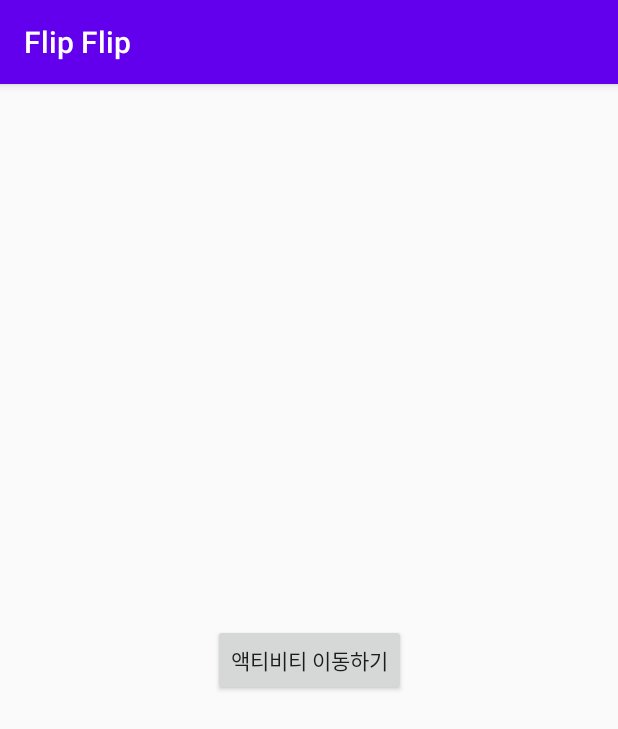
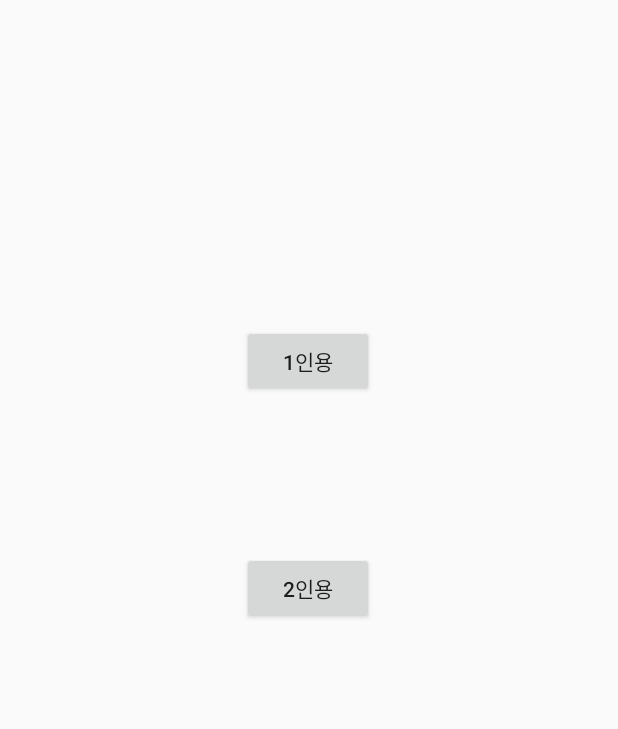
Before and after one commit to khsung0/Flip-Flip, an Android app: the screen it shows after launch (ModeSelectActivity), on a phone screen of 412 x 824 dp. Shown: the top 729 px of the screen. Run offline under Robolectric (Android 15) with nearby library versions, the phone set to English and light mode, and no system bars.

Commit message:
액션 바 제거, 액티비티 추가

```diff
--- a/app/src/main/AndroidManifest.xml
+++ b/app/src/main/AndroidManifest.xml
@@ -9,7 +9,8 @@
         android:roundIcon="@mipmap/ic_launcher_round"
         android:supportsRtl="true"
         android:theme="@style/AppTheme">
-        <activity android:name=".DifficultySelectActivity"></activity>
+        <activity android:name=".GameActivity"></activity>
+        <activity android:name=".DifficultySelectActivity" />
         <activity android:name=".ModeSelectActivity">
             <intent-filter>
                 <action android:name="android.intent.action.MAIN" />
--- a/app/src/main/java/com/example/flipflip/DifficultySelectActivity.java
+++ b/app/src/main/java/com/example/flipflip/DifficultySelectActivity.java
@@ -1,5 +1,6 @@
 package com.example.flipflip;
 
+import android.content.Intent;
 import android.support.v7.app.AppCompatActivity;
 import android.os.Bundle;
 
@@ -9,5 +10,8 @@ public class DifficultySelectActivity extends AppCompatActivity {
     protected void onCreate(Bundle savedInstanceState) {
         super.onCreate(savedInstanceState);
         setContentView(R.layout.activity_difficulty_select);
+
+        Intent intent = getIntent();
+        intent.getIntExtra("player",0);
     }
 }
--- a/app/src/main/res/layout/activity_mode_select.xml
+++ b/app/src/main/res/layout/activity_mode_select.xml
@@ -7,13 +7,28 @@
     tools:context=".ModeSelectActivity" >
 
     <Button
-        android:id="@+id/button2"
+        android:id="@+id/onePlayer"
         android:layout_width="wrap_content"
         android:layout_height="wrap_content"
         android:onClick="goToDifficultySelect"
-        android:text="액티비티 이동하기"
+        android:text="1인용"
         app:layout_constraintBottom_toBottomOf="parent"
         app:layout_constraintEnd_toEndOf="parent"
+        app:layout_constraintHorizontal_bias="0.498"
         app:layout_constraintStart_toStartOf="parent"
-        app:layout_constraintTop_toTopOf="parent" />
+        app:layout_constraintTop_toTopOf="parent"
+        app:layout_constraintVertical_bias="0.279" />
+
+    <Button
+        android:id="@+id/twoPlayer"
+        android:layout_width="wrap_content"
+        android:layout_height="wrap_content"
+        android:onClick="goToDifficultySelect"
+        android:text="2인용"
+        app:layout_constraintBottom_toBottomOf="parent"
+        app:layout_constraintEnd_toEndOf="parent"
+        app:layout_constraintHorizontal_bias="0.498"
+        app:layout_constraintStart_toStartOf="parent"
+        app:layout_constraintTop_toTopOf="parent"
+        app:layout_constraintVertical_bias="0.474" />
 </android.support.constraint.ConstraintLayout>
--- a/app/src/main/res/values/styles.xml
+++ b/app/src/main/res/values/styles.xml
@@ -1,7 +1,7 @@
 <resources>
 
     <!-- Base application theme. -->
-    <style name="AppTheme" parent="Theme.AppCompat.Light.DarkActionBar">
+    <style name="AppTheme" parent="Theme.AppCompat.Light.NoActionBar">
         <!-- Customize your theme here. -->
         <item name="colorPrimary">@color/colorPrimary</item>
         <item name="colorPrimaryDark">@color/colorPrimaryDark</item>
```
Also changed, not shown: app/src/main/java/com/example/flipflip/GameActivity.java (added, +13 -0 lines), app/src/main/java/com/example/flipflip/ModeSelectActivity.java (+10 -0 lines), app/src/main/res/layout/activity_difficulty_select.xml (+36 -0 lines), app/src/main/res/layout/activity_game.xml (added, +9 -0 lines).
